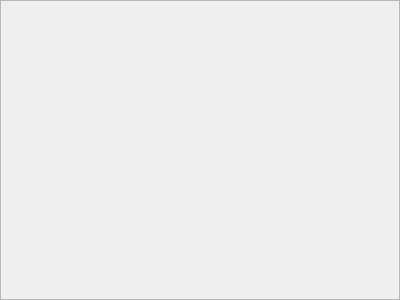
mysterylx/Judge, file source/JudgeClient/forms/FrameSubmit.ui: the form before one commit.
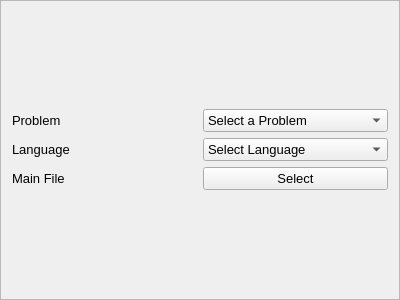
The form after the commit.

Commit message: 主界面基本结构。

The edit to the form file:
```diff
--- a/source/JudgeClient/forms/FrameSubmit.ui
+++ b/source/JudgeClient/forms/FrameSubmit.ui
@@ -13,11 +13,75 @@
     <height>300</height>
    </rect>
   </property>
-  <property name="frameShape">
-   <enum>QFrame::StyledPanel</enum>
+  <property name="font">
+   <font>
+    <family>Arial</family>
+    <pointsize>10</pointsize>
+   </font>
   </property>
   <property name="windowTitle">
    <string>Frame</string>
   </property>
+  <property name="frameShape">
+   <enum>QFrame::StyledPanel</enum>
+  </property>
+  <property name="frameShadow">
+   <enum>QFrame::Raised</enum>
+  </property>
+  <layout class="QVBoxLayout" name="verticalLayout_2">
+   <item>
+    <layout class="QGridLayout" name="gridLayout">
+     <property name="sizeConstraint">
+      <enum>QLayout::SetFixedSize</enum>
+     </property>
+     <item row="0" column="0">
+      <widget class="QLabel" name="problemLabel">
+       <property name="text">
+        <string>Problem</string>
+       </property>
+      </widget>
+     </item>
+     <item row="0" column="1">
+      <widget class="QComboBox" name="problemComboBox">
+       <item>
+        <property name="text">
+         <string>Select a Problem</string>
+        </property>
+       </item>
+      </widget>
+     </item>
+     <item row="1" column="0">
+      <widget class="QLabel" name="languageLabel">
+       <property name="text">
+        <string>Language</string>
+       </property>
+      </widget>
+     </item>
+     <item row="1" column="1">
+      <widget class="QComboBox" name="languageComboBox">
+       <item>
+        <property name="text">
+         <string>Select Language</string>
+        </property>
+       </item>
+      </widget>
+     </item>
+     <item row="2" column="0">
+      <widget class="QLabel" name="mainFileLabel">
+       <property name="text">
+        <string>Main File</string>
+       </property>
+      </widget>
+     </item>
+     <item row="2" column="1">
+      <widget class="QPushButton" name="selectButton">
+       <property name="text">
+        <string>Select</string>
+       </property>
+      </widget>
+     </item>
+    </layout>
+   </item>
+  </layout>
  </widget>
 </ui>
```
Left out of the diff: 7 changed lines with no effect on the pictures. The commit also changes 5 other files.
